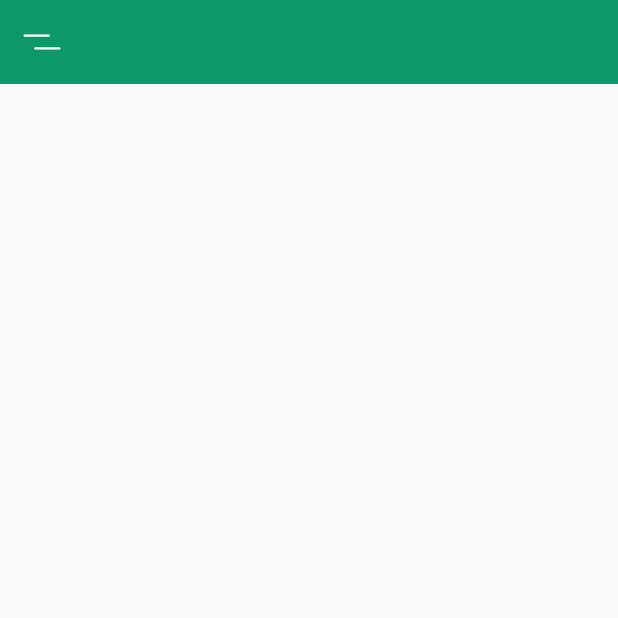
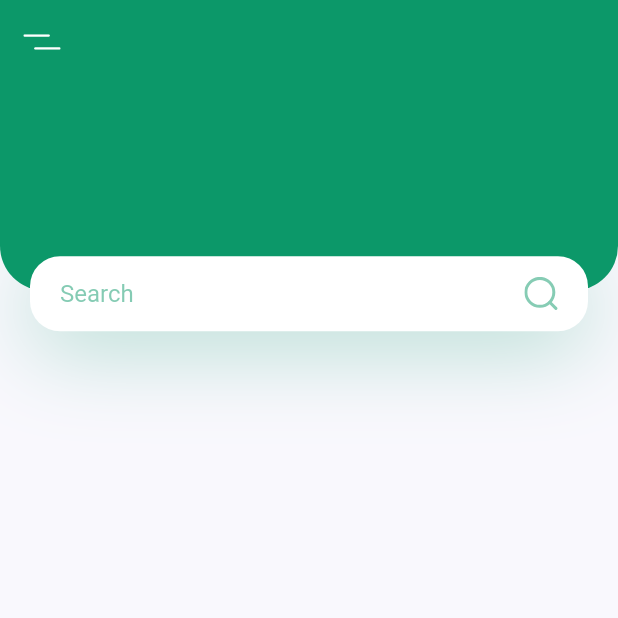
Before and after one commit to hemid32/CourUi-Plant-App, a Flutter app: the screen it shows after launch, on a phone screen of 412 x 824 dp, the top half of it. Run offline on Flutter 3.47's test engine with Material 2 defaults, Android fonts, the phone set to English and light mode, and no system bars; our stand-ins replace flutter_svg.

Commit message:
add headre and search bar

```diff
--- /dev/null
+++ b/lib/screens/home/componants/body.dart
@@ -0,0 +1,94 @@
+
+
+
+import 'package:flutter/material.dart';
+import 'package:flutter_svg/flutter_svg.dart';
+import 'package:flutterapp/constants.dart';
+
+class Body extends StatelessWidget {
+  @override
+  Widget build(BuildContext context) {
+    Size size = MediaQuery.of(context).size ;
+    return Column(
+
+      children: [
+
+        Container(
+          height:  size.height * 0.2 ,
+          //color: Colors.black,
+          child: Stack(
+            children: [
+              Container(
+                height:  size.height * 0.2 - 27 ,
+
+                decoration: BoxDecoration(
+                    color: kPrimaryColor,
+                    borderRadius: BorderRadius.only(
+                      bottomLeft:Radius.circular(30) ,
+                      bottomRight:Radius.circular(30) ,
+                    )
+                ),
+              ) ,
+
+              Positioned(
+                  bottom: 0,
+                  left: 0,
+                  right: 0,
+
+
+                  child: Container(
+                    alignment: Alignment.center,
+                margin: EdgeInsets.symmetric(horizontal: 20),
+                padding: EdgeInsets.symmetric(horizontal: 20),
+                height: 50,
+                decoration: BoxDecoration(
+
+                  color: Colors.white ,
+                  borderRadius: BorderRadius.circular(20) ,
+                  boxShadow: [
+                    BoxShadow(
+                      color: kPrimaryColor.withOpacity(0.3) ,
+                      offset: Offset(0 , 10 ) ,
+                      blurRadius: 50
+                    )
+                  ]
+
+                ),
+
+                    child: Row(
+                      children: [
+                        Expanded(
+                          child: TextField
+                            (
+
+                            decoration: InputDecoration(
+                              hintText: 'Search' ,
+                              enabledBorder: InputBorder.none ,
+                              focusedBorder: InputBorder.none ,
+                              hintStyle: TextStyle(
+                                color: kPrimaryColor.withOpacity(0.5)
+                              )
+                            ),
+
+
+                            //enabled: false ,
+                            //focusNode: InputBorder.none,
+
+                          ),
+                        ),
+                        SvgPicture.asset('assets/icons/search.svg')
+
+                      ],
+                    ),
+
+              ))
+            ],
+          ),
+        )
+
+
+      ],
+
+    );
+  }
+}
--- a/lib/screens/home/home_screen.dart
+++ b/lib/screens/home/home_screen.dart
@@ -2,19 +2,25 @@
 
 import 'package:flutter/material.dart';
 import 'package:flutter_svg/flutter_svg.dart';
+import 'package:flutterapp/screens/home/componants/body.dart';
 class HomeScreen extends StatelessWidget {
   @override
   Widget build(BuildContext context) {
     return Scaffold(
-      appBar: AppBar(
-        elevation: 0,
-        leading: IconButton(
-          icon:  SvgPicture.asset("assets/icons/menu.svg") ,
-          onPressed: (){
+      appBar: buildAppBar(),
+      body: Body(),
+    );
+  }
 
-          },
+  AppBar buildAppBar() {
+    return AppBar(
+      elevation: 0,
+      leading: IconButton(
+        icon:  SvgPicture.asset("assets/icons/menu.svg") ,
+        onPressed: (){
 
-        ),
+        },
+
       ),
     );
   }
```
